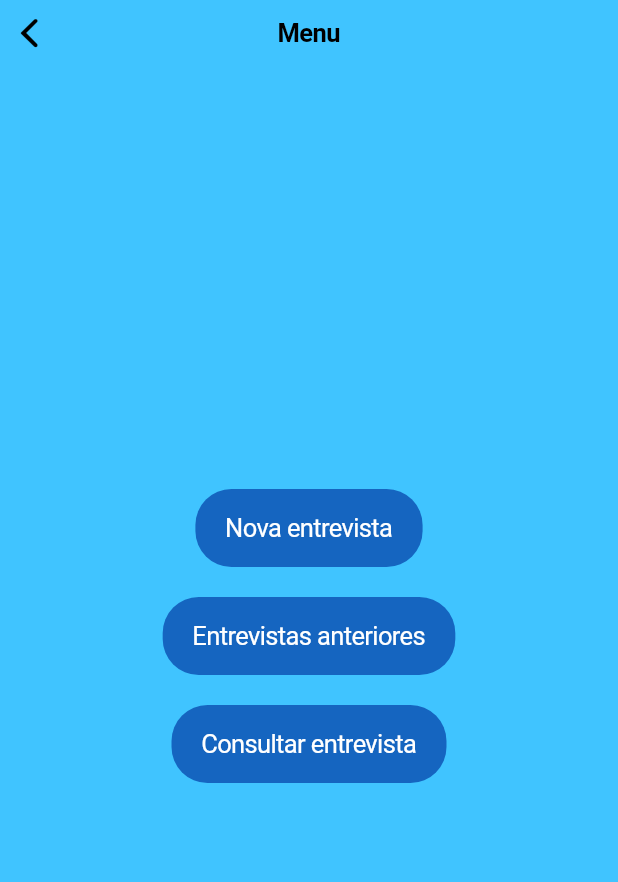
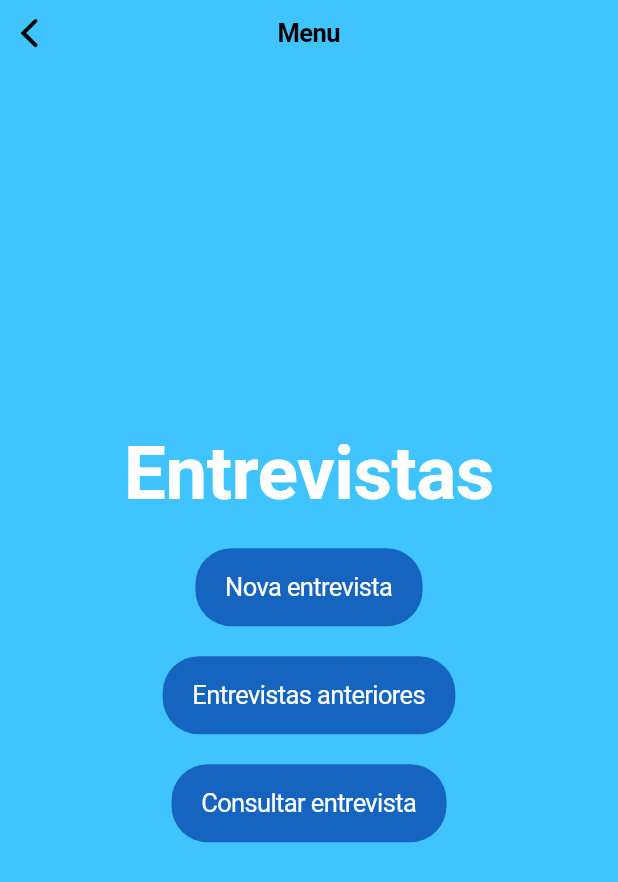
Before and after one commit to gvheisler/tecnologia_em_saude, a Flutter app: the MainMenu screen opened by its route, on a phone screen of 412 x 824 dp. Shown: the top 882 px of the screen. Run offline on Flutter 3.47's test engine with Material 2 defaults, Android fonts, the phone set to English and light mode, and no system bars.

Commit message:
mudanças

```diff
--- a/lib/screens/main_menu_page.dart
+++ b/lib/screens/main_menu_page.dart
@@ -17,6 +17,8 @@ class MainMenu extends StatelessWidget {
         child: Column(
           mainAxisAlignment: MainAxisAlignment.center,
           children: const[
+            Text("Entrevistas", style: TextStyle(fontWeight: FontWeight.bold, fontSize: 50, color: Colors.white),),
+            SizedBox(height: 20,),
             DefaultButton(route: '/', text: 'Nova entrevista',),
             SizedBox(height: 20,),
             DefaultButton(route: '/', text: 'Entrevistas anteriores',),
```
